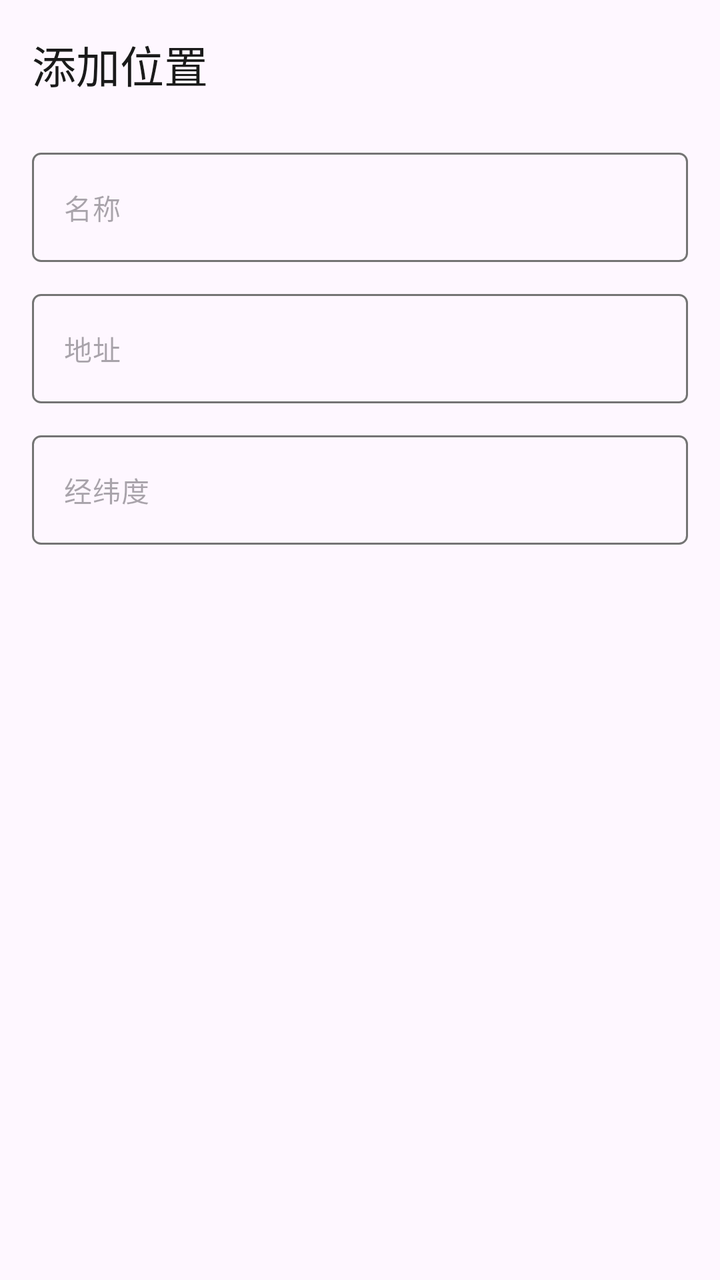
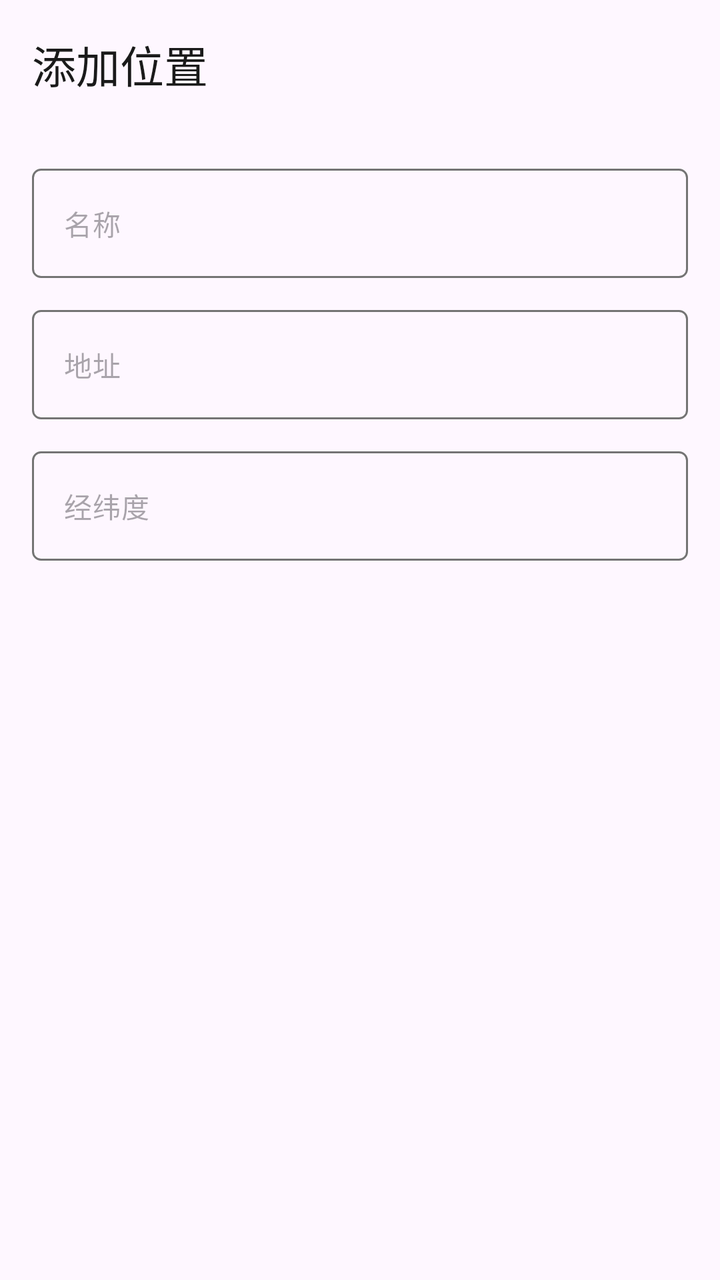

An Android layout rendered at two revisions. The XML below is the earlier revision; the diff shows what the commit changed to produce the second picture.
<!-- AndroidManifest.xml: application theme AppTheme -->
<!-- res/layout/dialog_add_location.xml -->
<?xml version="1.0" encoding="utf-8"?>
<LinearLayout
    xmlns:android="http://schemas.android.com/apk/res/android"
    xmlns:app="http://schemas.android.com/apk/res-auto"
    android:layout_width="match_parent"
    android:layout_height="wrap_content"
    android:orientation="vertical"
    android:padding="16dp">

        <TextView
            android:layout_width="match_parent"
            android:layout_height="wrap_content"
            android:text="@string/add_location"
            android:textAppearance="?attr/textAppearanceTitleLarge"
            android:textColor="?attr/colorOnSurface"
            android:paddingBottom="12dp"/>

        <com.google.android.material.textfield.TextInputLayout
            android:layout_width="match_parent"
            android:layout_height="wrap_content"
            android:layout_marginTop="16dp"
            app:boxBackgroundMode="none"
            app:hintEnabled="false"
            >

            <com.google.android.material.textfield.TextInputEditText
                android:id="@+id/etLocationName"
                android:layout_width="match_parent"
                android:layout_height="wrap_content"
                android:imeOptions="actionNext"
                android:inputType="text"
                android:singleLine="true"
                android:textColor="?attr/colorOnSurface"
                android:textAppearance="@style/TextAppearance.Material3.BodyMedium"
                android:hint="@string/name"
                android:background="@drawable/edit_text_box">

                
            </com.google.android.material.textfield.TextInputEditText>
        </com.google.android.material.textfield.TextInputLayout>

        <com.google.android.material.textfield.TextInputLayout
            android:layout_width="match_parent"
            android:layout_height="wrap_content"
            android:layout_marginTop="16dp"
            app:boxBackgroundMode="none"
            app:hintEnabled="false"
            >

            <com.google.android.material.textfield.TextInputEditText
                android:id="@+id/etLocationAddress"
                android:layout_width="match_parent"
                android:layout_height="wrap_content"
                android:imeOptions="actionNext"
                android:inputType="text"
                android:singleLine="true"
                android:textColor="?attr/colorOnSurface"
                android:textAppearance="@style/TextAppearance.Material3.BodyMedium"
                android:hint="@string/address"
                android:background="@drawable/edit_text_box">
            </com.google.android.material.textfield.TextInputEditText>
        </com.google.android.material.textfield.TextInputLayout>

        <com.google.android.material.textfield.TextInputLayout
            android:layout_width="match_parent"
            android:layout_height="wrap_content"
            android:layout_marginTop="16dp"
            app:boxBackgroundMode="none"
            app:hintEnabled="false"
            >

            <com.google.android.material.textfield.TextInputEditText
                android:id="@+id/etLocationLatLon"
                android:layout_width="match_parent"
                android:layout_height="wrap_content"
                android:imeOptions="actionNext"
                android:inputType="text"
                android:singleLine="true"
                android:textColor="?attr/colorOnSurface"
                android:textAppearance="@style/TextAppearance.Material3.BodyMedium"
                android:hint="@string/latlon"
                android:background="@drawable/edit_text_box">
            </com.google.android.material.textfield.TextInputEditText>
        </com.google.android.material.textfield.TextInputLayout>

</LinearLayout>
<!-- resources referenced by this layout -->
<resources>
  <!-- drawable edit_text_box (drawable) -->
  <?xml version="1.0" encoding="utf-8"?>
  <selector xmlns:android="http://schemas.android.com/apk/res/android">
      <item android:state_focused="true">
          <shape android:shape="rectangle">
              <solid android:color="@android:color/transparent" />
              <stroke android:width="2dp" android:color="?attr/colorPrimary" />
              <corners android:radius="4dp" />
          </shape>
      </item>
      <item>
          <shape android:shape="rectangle">
              <solid android:color="@android:color/transparent" />
              <stroke android:width="1dp" android:color="?attr/colorOutline" />
              <corners android:radius="4dp" />
          </shape>
      </item>
  </selector>
  <string name="add_location">添加位置</string>
  <string name="address">地址</string>
  <string name="latlon">经纬度</string>
  <string name="name">名称</string>
  <style name="AppTheme" parent="Theme.Material3.Light.NoActionBar">
          
          <item name="colorPrimary">#5F5F5F</item>
          <item name="colorOnPrimary">#FFFFFF</item>
          <item name="colorPrimaryContainer">#E0E0E0</item>
          <item name="colorOnPrimaryContainer">#1E1E1E</item>
          <item name="colorSecondary">#494949</item>
          <item name="colorOnSecondary">#FFFFFF</item>
          <item name="colorSecondaryContainer">#E7E7E7</item>
          <item name="colorOnSecondaryContainer">#2A2A2A</item>
          <item name="colorSurface">#FFFFFF</item>
          <item name="colorOnSurface">#1A1A1A</item>
          <item name="colorSurfaceVariant">#F0F0F0</item>
          <item name="colorOnSurfaceVariant">#5F5F5F</item>
          <item name="colorOutline">#747474</item>
  
          
          <item name="android:statusBarColor">@android:color/transparent</item>
          <item name="android:windowDrawsSystemBarBackgrounds">true</item>
          <item name="android:windowTranslucentStatus">true</item>
          <item name="windowActionModeOverlay">true</item>
          <item name="windowActionBar">false</item>
          <item name="windowNoTitle">true</item>
  
          
          <item name="searchViewStyle">@style/Portal.SearchViewStyle</item>
          <item name="sliderStyle">@style/Portal.SliderTheme</item>
          <item name="android:popupMenuStyle">@style/PortalPopupMenuStyle</item>
      </style>
  <style name="Portal.SearchViewStyle" parent="Widget.AppCompat.SearchView" />
  <style name="Portal.SliderTheme" parent="Widget.Material3.Slider" />
  <style name="PortalPopupMenuStyle" parent="Widget.Material3.PopupMenu">
          <item name="android:popupAnimationStyle">@style/PortalPopupAnimation</item>
      </style>
  <style name="PortalPopupAnimation">
          <item name="android:windowEnterAnimation">@anim/popup_in_top_end</item>
          <item name="android:windowExitAnimation">@anim/popup_out_top_end</item>
      </style>
</resources>

<!-- the commit's change to res/layout/dialog_add_location.xml (unified diff, before → after) -->
@@ -13,7 +13,7 @@
             android:text="@string/add_location"
             android:textAppearance="?attr/textAppearanceTitleLarge"
             android:textColor="?attr/colorOnSurface"
-            android:paddingBottom="12dp"/>
+            android:paddingBottom="20dp"/>
 
         <com.google.android.material.textfield.TextInputLayout
             android:layout_width="match_parent"
